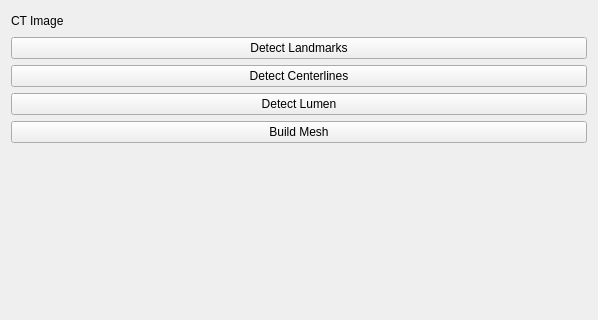
Qt form CoronaryMain/Resources/UI/qSlicerCoronaryMainModuleWidget.ui (haoyinzhou/Coronary) before a commit; both pictures show x 0 to 598 and y 0 to 320 of the 598 by 685 pixel window.
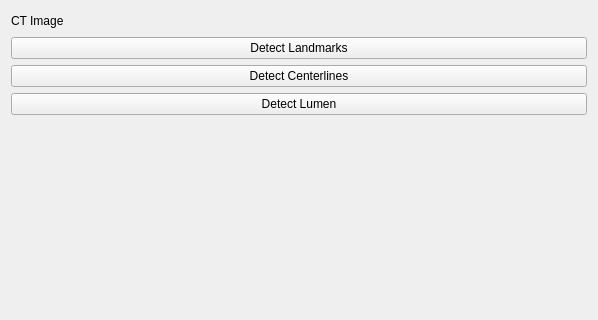
The same form after that commit. Custom widgets are drawn as their Qt base class.

Diff of the .ui file:
```diff
--- a/CoronaryMain/Resources/UI/qSlicerCoronaryMainModuleWidget.ui
+++ b/CoronaryMain/Resources/UI/qSlicerCoronaryMainModuleWidget.ui
@@ -88,13 +88,6 @@
        </property>
       </widget>
      </item>
-     <item>
-      <widget class="QPushButton" name="BuildMesh">
-       <property name="text">
-        <string>Build Mesh</string>
-       </property>
-      </widget>
-     </item>
     </layout>
    </item>
    <item>
```
Left out of the diff: 12 changed lines with no effect on the pictures.
